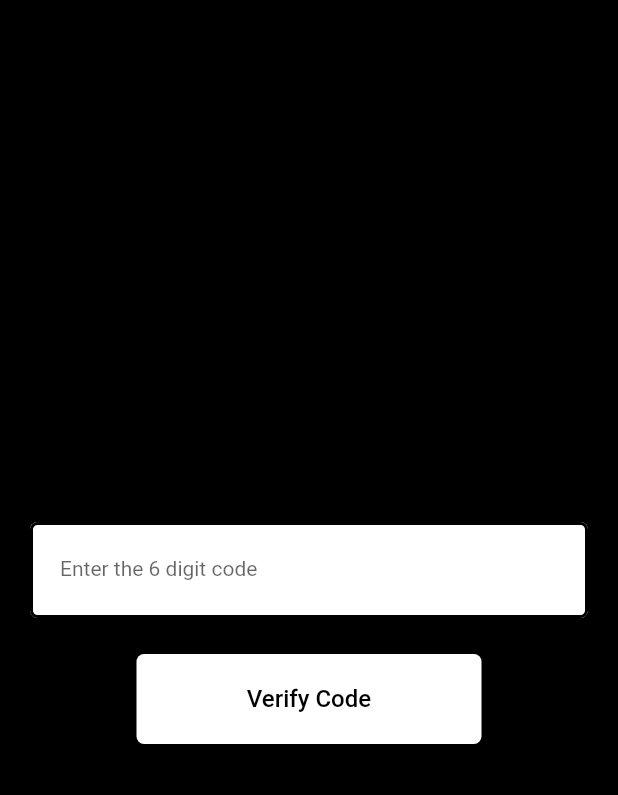
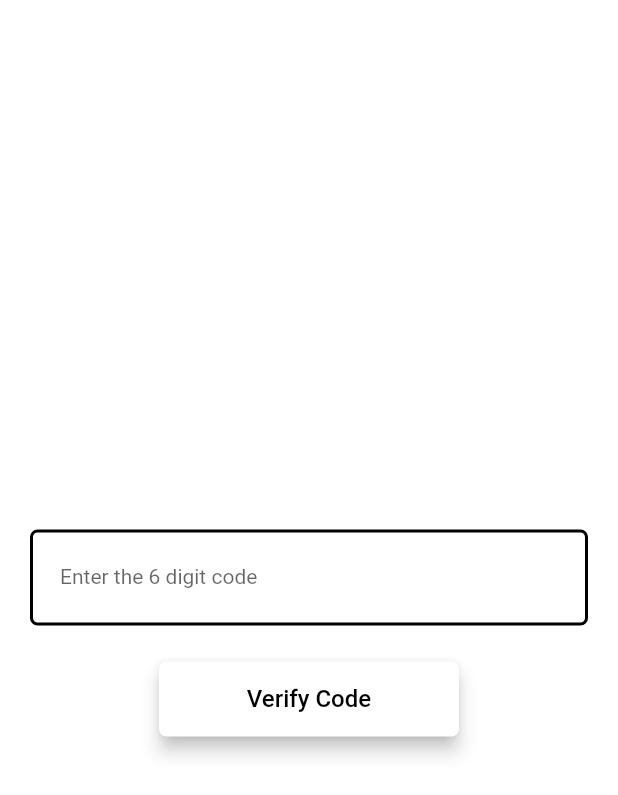
Before and after one commit to mdrashedbinkuddus/rsenterperise-admin, a Flutter app: the CodeVerificationWidget screen opened directly, on a phone screen of 412 x 824 dp. Shown: the top 795 px of the screen. Run offline on Flutter 3.47's test engine with Material 2 defaults, Android fonts, the phone set to English and light mode, and no system bars; drawn by our look-alikes of auto_size_text; our stand-ins replace built_collection, built_value, cloud_firestore, easy_debounce, file_picker, firebase_auth and 13 more; missing offline and left inert: json_path, mime_type; accounts and stored records are empty; generated files the repository leaves out were written again; network calls fail; Roboto replaces fonts that are missing (Lexend Deca).

Commit message:
Updating to latest FlutterFlow output.

```diff
--- a/lib/code_verification/code_verification_widget.dart
+++ b/lib/code_verification/code_verification_widget.dart
@@ -34,7 +34,7 @@ class _CodeVerificationWidgetState extends State<CodeVerificationWidget> {
         width: MediaQuery.of(context).size.width,
         height: MediaQuery.of(context).size.height * 1,
         decoration: BoxDecoration(
-          color: FlutterFlowTheme.of(context).primaryBtnText,
+          color: FlutterFlowTheme.of(context).primaryColor,
         ),
         child: Column(
           mainAxisSize: MainAxisSize.max,
@@ -122,8 +122,8 @@ class _CodeVerificationWidgetState extends State<CodeVerificationWidget> {
                 },
                 text: 'Verify Code',
                 options: FFButtonOptions(
-                  width: 230,
-                  height: 60,
+                  width: 200,
+                  height: 50,
                   color: Colors.white,
                   textStyle: FlutterFlowTheme.of(context).subtitle2.override(
                         fontFamily: 'Lexend Deca',
@@ -131,7 +131,7 @@ class _CodeVerificationWidgetState extends State<CodeVerificationWidget> {
                         fontSize: 16,
                         fontWeight: FontWeight.w500,
                       ),
-                  elevation: 1,
+                  elevation: 5,
                   borderSide: BorderSide(
                     color: Colors.transparent,
                     width: 1,
--- a/lib/costs/costs_widget.dart
+++ b/lib/costs/costs_widget.dart
@@ -4,7 +4,6 @@ import '../components/add_cost_widget.dart';
 import '../flutter_flow/flutter_flow_theme.dart';
 import '../flutter_flow/flutter_flow_util.dart';
 import '../main.dart';
-import '../sign_in/sign_in_widget.dart';
 import 'package:flutter/material.dart';
 import 'package:flutter_datetime_picker/flutter_datetime_picker.dart';
 import 'package:flutter_spinkit/flutter_spinkit.dart';
@@ -302,7 +301,8 @@ class _CostsWidgetState extends State<CostsWidget> {
                               await Navigator.pushAndRemoveUntil(
                                 context,
                                 MaterialPageRoute(
-                                  builder: (context) => SignInWidget(),
+                                  builder: (context) =>
+                                      NavBarPage(initialPage: 'SignIn'),
                                 ),
                                 (r) => false,
                               );
--- a/lib/home_page/home_page_widget.dart
+++ b/lib/home_page/home_page_widget.dart
@@ -3,7 +3,6 @@ import '../backend/backend.dart';
 import '../flutter_flow/flutter_flow_theme.dart';
 import '../flutter_flow/flutter_flow_util.dart';
 import '../main.dart';
-import '../sign_in/sign_in_widget.dart';
 import 'package:flutter/material.dart';
 import 'package:flutter_spinkit/flutter_spinkit.dart';
 import 'package:google_fonts/google_fonts.dart';
@@ -270,7 +269,8 @@ class _HomePageWidgetState extends State<HomePageWidget> {
                               await Navigator.pushAndRemoveUntil(
                                 context,
                                 MaterialPageRoute(
-                                  builder: (context) => SignInWidget(),
+                                  builder: (context) =>
+                                      NavBarPage(initialPage: 'SignIn'),
                                 ),
                                 (r) => false,
                               );
--- a/lib/party_list/party_list_widget.dart
+++ b/lib/party_list/party_list_widget.dart
@@ -5,7 +5,6 @@ import '../flutter_flow/flutter_flow_theme.dart';
 import '../flutter_flow/flutter_flow_util.dart';
 import '../main.dart';
 import '../party_details/party_details_widget.dart';
-import '../sign_in/sign_in_widget.dart';
 import 'package:flutter/material.dart';
 import 'package:flutter_spinkit/flutter_spinkit.dart';
 import 'package:google_fonts/google_fonts.dart';
@@ -308,7 +307,8 @@ class _PartyListWidgetState extends State<PartyListWidget> {
                               await Navigator.pushAndRemoveUntil(
                                 context,
                                 MaterialPageRoute(
-                                  builder: (context) => SignInWidget(),
+                                  builder: (context) =>
+                                      NavBarPage(initialPage: 'SignIn'),
                                 ),
                                 (r) => false,
                               );
--- a/lib/shipment/shipment_widget.dart
+++ b/lib/shipment/shipment_widget.dart
@@ -3,7 +3,6 @@ import '../backend/backend.dart';
 import '../flutter_flow/flutter_flow_theme.dart';
 import '../flutter_flow/flutter_flow_util.dart';
 import '../main.dart';
-import '../sign_in/sign_in_widget.dart';
 import 'package:flutter/material.dart';
 import 'package:flutter_spinkit/flutter_spinkit.dart';
 import 'package:google_fonts/google_fonts.dart';
@@ -270,7 +269,8 @@ class _ShipmentWidgetState extends State<ShipmentWidget> {
                               await Navigator.pushAndRemoveUntil(
                                 context,
                                 MaterialPageRoute(
-                                  builder: (context) => SignInWidget(),
+                                  builder: (context) =>
+                                      NavBarPage(initialPage: 'SignIn'),
                                 ),
                                 (r) => false,
                               );
```
Also changed, not shown: lib/main.dart (+10 -0 lines).
